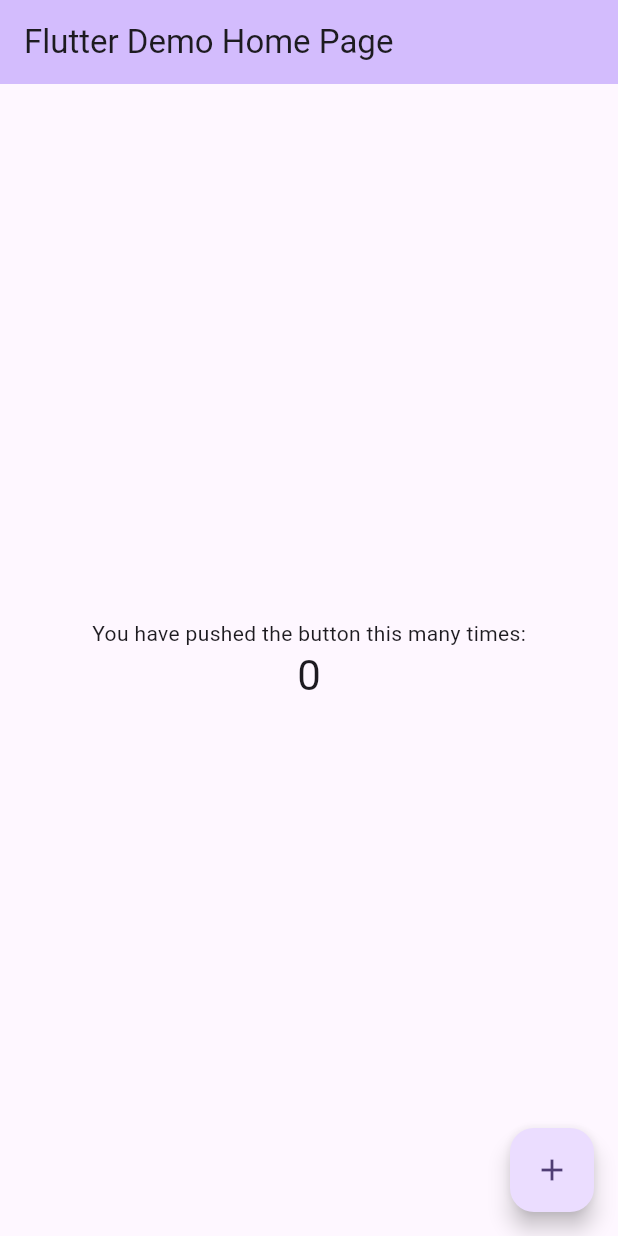
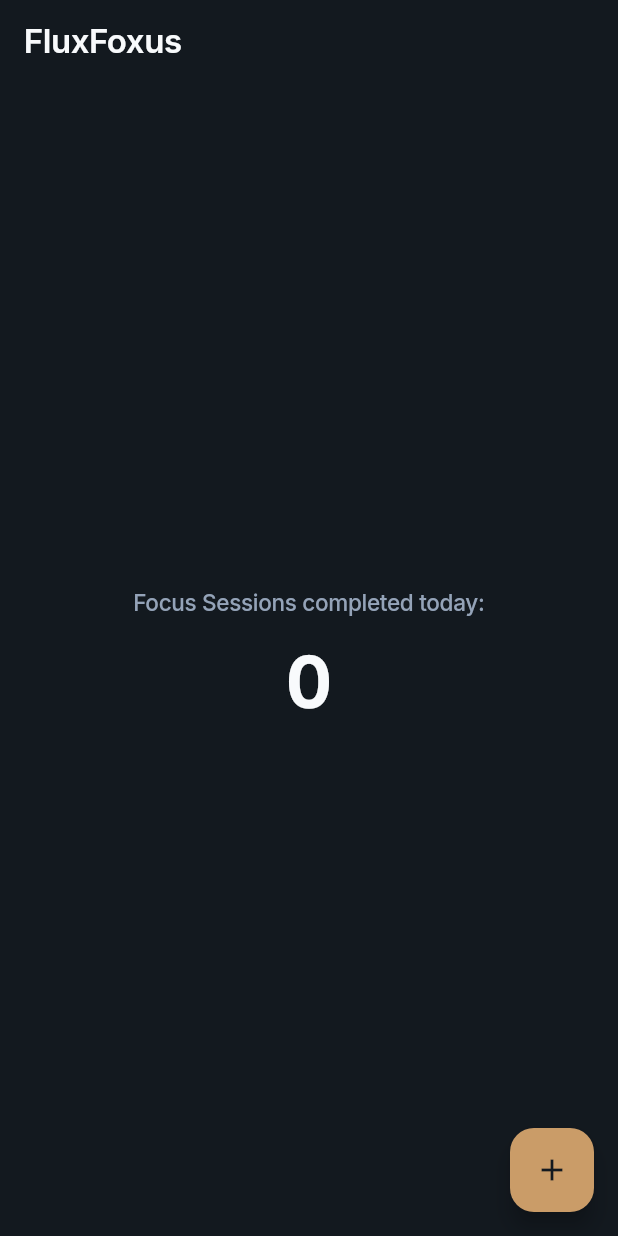
Before and after one commit to Arid-P/The_Flux, a Flutter app: the screen it shows after launch, on a phone screen of 412 x 824 dp. Run offline on Flutter 3.47's test engine with Material 3 defaults, Android fonts, the light colour scheme and no system bars; our stand-ins replace flutter_riverpod, google_fonts.

Commit message:
feat(theme): implement Rustic Medley Design System, ThemeTokens, and dependencies in Flutter

```diff
--- /dev/null
+++ b/fluxfoxus/lib/core/theme/app_radius.dart
@@ -0,0 +1,23 @@
+import 'package:flutter/material.dart';
+
+/// Corner radius constants for FluxFoxus per `ui_design_system.md`.
+class AppRadius {
+  AppRadius._();
+
+  static const double card = 8.0;
+  static const double flipClockCard = 16.0;
+  static const double modalTop = 20.0;
+  static const double pill = 28.0;
+  static const double smallPill = 6.0;
+  static const double badge = 4.0;
+  static const double appIcon = 10.0;
+  static const double widget = 16.0;
+
+  static const BorderRadius cardRadius = BorderRadius.all(Radius.circular(card));
+  static const BorderRadius flipClockRadius = BorderRadius.all(Radius.circular(flipClockCard));
+  static const BorderRadius pillRadius = BorderRadius.all(Radius.circular(pill));
+  static const BorderRadius smallPillRadius = BorderRadius.all(Radius.circular(smallPill));
+  static const BorderRadius badgeRadius = BorderRadius.all(Radius.circular(badge));
+  static const BorderRadius appIconRadius = BorderRadius.all(Radius.circular(appIcon));
+  static const BorderRadius modalTopRadius = BorderRadius.vertical(top: Radius.circular(modalTop));
+}
--- /dev/null
+++ b/fluxfoxus/lib/core/theme/app_spacing.dart
@@ -0,0 +1,29 @@
+import 'package:flutter/material.dart';
+
+/// Spacing constants for FluxFoxus.
+/// Built on a rigid 4px base grid per `ui_design_system.md`.
+class AppSpacing {
+  AppSpacing._();
+
+  static const double xxs = 2.0;
+  static const double xs = 4.0;
+  static const double s = 8.0;
+  static const double m = 12.0;
+  static const double l = 16.0;
+  static const double xl = 20.0;
+  static const double xxl = 24.0;
+  static const double xxxl = 32.0;
+  static const double huge = 40.0;
+  static const double massive = 48.0;
+
+  /// Standard horizontal screen padding (20px)
+  static const double screenHorizontal = 20.0;
+  static const EdgeInsets screenPadding = EdgeInsets.symmetric(horizontal: screenHorizontal);
+
+  /// Standard card internal padding (16px)
+  static const double cardInternal = 16.0;
+  static const EdgeInsets cardPadding = EdgeInsets.all(cardInternal);
+
+  /// Height of the floating bottom navigation bar (72px)
+  static const double bottomNavHeight = 72.0;
+}
--- /dev/null
+++ b/fluxfoxus/lib/core/theme/app_theme.dart
@@ -0,0 +1,115 @@
+import 'package:flutter/material.dart';
+import 'package:flutter/services.dart';
+import 'package:google_fonts/google_fonts.dart';
+import 'theme_tokens.dart';
+import 'app_typography.dart';
+import 'app_radius.dart';
+
+/// AppTheme builds the locked dark-only ThemeData for FluxFoxus
+/// adhering strictly to `ui_design_system.md` and `ff_design_override.md`.
+class AppTheme {
+  AppTheme._();
+
+  static ThemeData get darkTheme {
+    return ThemeData(
+      useMaterial3: true,
+      brightness: Brightness.dark,
+      scaffoldBackgroundColor: ThemeTokens.background,
+      canvasColor: ThemeTokens.surface,
+      primaryColor: ThemeTokens.primary,
+
+      colorScheme: const ColorScheme.dark(
+        primary: ThemeTokens.primary,
+        onPrimary: ThemeTokens.background,
+        secondary: ThemeTokens.accent,
+        onSecondary: ThemeTokens.background,
+        surface: ThemeTokens.surface,
+        onSurface: ThemeTokens.textPrimary,
+        error: ThemeTokens.danger,
+        onError: ThemeTokens.textPrimary,
+        outline: ThemeTokens.border,
+      ),
+
+      // Flat 2D card surfaces with 1px border and 0 elevation
+      cardTheme: const CardThemeData(
+        color: ThemeTokens.surface,
+        elevation: 0,
+        margin: EdgeInsets.zero,
+        shape: RoundedRectangleBorder(
+          borderRadius: AppRadius.cardRadius,
+          side: BorderSide(color: ThemeTokens.border, width: 1.0),
+        ),
+      ),
+
+      // App bar theme
+      appBarTheme: AppBarTheme(
+        backgroundColor: ThemeTokens.background,
+        elevation: 0,
+        scrolledUnderElevation: 0,
+        systemOverlayStyle: SystemUiOverlayStyle.light.copyWith(
+          statusBarColor: Colors.transparent,
+          systemNavigationBarColor: ThemeTokens.background,
+        ),
+        titleTextStyle: AppTypography.heading1(),
+      ),
+
+      // Full-pill primary buttons
+      elevatedButtonTheme: ElevatedButtonThemeData(
+        style: ElevatedButton.styleFrom(
+          backgroundColor: ThemeTokens.primary,
+          foregroundColor: ThemeTokens.background,
+          elevation: 0,
+          shape: const StadiumBorder(),
+          padding: const EdgeInsets.symmetric(vertical: 16.0, horizontal: 24.0),
+          textStyle: GoogleFonts.inter(
+            fontSize: 16.0,
+            fontWeight: FontWeight.w600,
+          ),
+        ),
+      ),
+
+      // Outline secondary buttons
+      outlinedButtonTheme: OutlinedButtonThemeData(
+        style: OutlinedButton.styleFrom(
+          foregroundColor: ThemeTokens.textPrimary,
+          side: const BorderSide(color: ThemeTokens.accent, width: 1.5),
+          shape: const StadiumBorder(),
+          padding: const EdgeInsets.symmetric(vertical: 12.0, horizontal: 20.0),
+          textStyle: GoogleFonts.inter(
+            fontSize: 14.0,
+            fontWeight: FontWeight.w600,
+          ),
+        ),
+      ),
+
+      // Bottom sheets
+      bottomSheetTheme: const BottomSheetThemeData(
+        backgroundColor: ThemeTokens.surface,
+        elevation: 0,
+        shape: RoundedRectangleBorder(
+          borderRadius: AppRadius.modalTopRadius,
+        ),
+      ),
+
+      // Dividers
+      dividerTheme: const DividerThemeData(
+        color: ThemeTokens.border,
+        thickness: 1.0,
+        space: 1.0,
+      ),
+
+      // Text Theme with Inter font family
+      textTheme: TextTheme(
+        displayLarge: AppTypography.display(fontSize: 48),
+        displayMedium: AppTypography.display(fontSize: 36),
+        displaySmall: AppTypography.display(fontSize: 28),
+        headlineLarge: AppTypography.heading1(),
+        headlineMedium: AppTypography.heading2(),
+        headlineSmall: AppTypography.heading3(),
+        bodyLarge: AppTypography.body(),
+        bodyMedium: AppTypography.caption(),
+        labelSmall: AppTypography.micro(),
+      ),
+    );
+  }
+}
--- /dev/null
+++ b/fluxfoxus/lib/core/theme/app_typography.dart
@@ -0,0 +1,90 @@
+import 'package:flutter/material.dart';
+import 'package:google_fonts/google_fonts.dart';
+import 'theme_tokens.dart';
+
+/// Typography system for FluxFoxus.
+/// Strictly implements the scale and font rules defined in `ui_design_system.md`.
+class AppTypography {
+  AppTypography._();
+
+  /// 48px - 72px, bold, tabular numbers. Used for mechanical flip clock and hero digits.
+  static TextStyle display({Color color = ThemeTokens.textPrimary, double fontSize = 48.0}) {
+    return GoogleFonts.inter(
+      fontSize: fontSize,
+      fontWeight: FontWeight.w700,
+      letterSpacing: -0.5,
+      color: color,
+      fontFeatures: const [FontFeature.tabularFigures()],
+    );
+  }
+
+  /// 22px, semi-bold. Screen titles, major section headers.
+  static TextStyle heading1({Color color = ThemeTokens.textPrimary}) {
+    return GoogleFonts.inter(
+      fontSize: 22.0,
+      fontWeight: FontWeight.w600,
+      letterSpacing: -0.3,
+      color: color,
+    );
+  }
+
+  /// 18px, semi-bold. Card titles, bottom sheet titles.
+  static TextStyle heading2({Color color = ThemeTokens.textPrimary}) {
+    return GoogleFonts.inter(
+      fontSize: 18.0,
+      fontWeight: FontWeight.w600,
+      letterSpacing: -0.2,
+      color: color,
+    );
+  }
+
+  /// 16px, semi-bold. App names, session titles, dialog actions.
+  static TextStyle heading3({Color color = ThemeTokens.textPrimary}) {
+    return GoogleFonts.inter(
+      fontSize: 16.0,
+      fontWeight: FontWeight.w600,
+      letterSpacing: -0.1,
+      color: color,
+    );
+  }
+
+  /// 15px, medium. Body text, descriptions, list rows.
+  static TextStyle body({Color color = ThemeTokens.textPrimary}) {
+    return GoogleFonts.inter(
+      fontSize: 15.0,
+      fontWeight: FontWeight.w500,
+      letterSpacing: -0.2,
+      color: color,
+    );
+  }
+
+  /// 13px, semi-bold, 0.8px tracking. Section headers, uppercase labels.
+  static TextStyle label({Color color = ThemeTokens.textMuted}) {
+    return GoogleFonts.inter(
+      fontSize: 13.0,
+      fontWeight: FontWeight.w600,
+      letterSpacing: 0.8,
+      color: color,
+    );
+  }
+
+  /// 12px, medium. Sub-labels, timestamps, status badges.
+  static TextStyle caption({Color color = ThemeTokens.textMuted}) {
+    return GoogleFonts.inter(
+      fontSize: 12.0,
+      fontWeight: FontWeight.w500,
+      letterSpacing: 0.0,
+      color: color,
+    );
+  }
+
+  /// 11px, medium. Pill labels, micro counters, unit badges.
+  static TextStyle micro({Color color = ThemeTokens.textMuted}) {
+    return GoogleFonts.inter(
+      fontSize: 11.0,
+      fontWeight: FontWeight.w500,
+      letterSpacing: 0.2,
+      color: color,
+    );
+  }
+}
--- /dev/null
+++ b/fluxfoxus/lib/core/theme/theme.dart
@@ -0,0 +1,5 @@
+export 'theme_tokens.dart';
+export 'app_typography.dart';
+export 'app_spacing.dart';
+export 'app_radius.dart';
+export 'app_theme.dart';
--- /dev/null
+++ b/fluxfoxus/lib/core/theme/theme_tokens.dart
@@ -0,0 +1,63 @@
+import 'package:flutter/material.dart';
+
+/// Centralized token definitions for FluxFoxus (FF).
+/// Strictly implements the **Rustic Medley** palette override
+/// defined in `ff_design_override.md`.
+class ThemeTokens {
+  ThemeTokens._();
+
+  // ---------------------------------------------------------------------------
+  // Core UI Palette (Rustic Medley)
+  // ---------------------------------------------------------------------------
+  /// #13191F — River Styx. Main app background.
+  static const Color background = Color(0xFF13191F);
+
+  /// #2B2F2E — Carbon Fibre. Cards, sheets, modals, surfaces.
+  static const Color surface = Color(0xFF2B2F2E);
+
+  /// #232726 — Elevated Carbon. Subtle elevation surface / distracting category.
+  static const Color surfaceElevated = Color(0xFF232726);
+
+  /// #594C3D — Afternoon Tea. Card borders, dividers, subtle outlines.
+  static const Color border = Color(0xFF594C3D);
+
+  /// #906D4B — Tanned Wood. Secondary UI elements, break timer display, sub-labels.
+  static const Color accent = Color(0xFF906D4B);
+
+  /// #CA9C68 — Amber Autumn. Primary actions, start/stop buttons, active states,
+  /// and the mechanical split seam line of the flip-clock.
+  static const Color primary = Color(0xFFCA9C68);
+
+  /// #F8FAFC — Ghost White. High-contrast primary text and active numerals.
+  static const Color textPrimary = Color(0xFFF8FAFC);
+
+  /// #94A3B8 — Muted Slate Grey. Labels, subtitles, secondary captions, disabled state.
+  static const Color textMuted = Color(0xFF94A3B8);
+
+  // ---------------------------------------------------------------------------
+  // Semantic Colors
+  // ---------------------------------------------------------------------------
+  /// #EF4444 — Destructive actions, streak reset warning.
+  static const Color danger = Color(0xFFEF4444);
+
+  /// #CA9C68 — Streak display, active focus caution states.
+  static const Color warning = Color(0xFFCA9C68);
+
+  /// #4E7D56 — Completed sessions, positive focus status.
+  static const Color success = Color(0xFF4E7D56);
+
+  // ---------------------------------------------------------------------------
+  // Category Palette (Rustic Medley Aligned)
+  // ---------------------------------------------------------------------------
+  /// Productive category (Olive / Forest Muted Green)
+  static const Color categoryProductive = Color(0xFF4E7D56);
+
+  /// Semi-Productive category (Tanned Wood)
+  static const Color categorySemiProductive = Color(0xFF906D4B);
+
+  /// Distracting category (Dark Carbon Slate)
+  static const Color categoryDistracting = Color(0xFF232726);
+
+  /// Others category (Neutral Slate Grey)
+  static const Color categoryOthers = Color(0xFF94A3B8);
+}
--- a/fluxfoxus/lib/main.dart
+++ b/fluxfoxus/lib/main.dart
@@ -1,51 +1,34 @@
 import 'package:flutter/material.dart';
+import 'package:flutter_riverpod/flutter_riverpod.dart';
+import 'core/theme/theme.dart';
 
 void main() {
-  runApp(const MyApp());
+  WidgetsFlutterBinding.ensureInitialized();
+  runApp(
+    const ProviderScope(
+      child: MyApp(),
+    ),
+  );
 }
 
 class MyApp extends StatelessWidget {
   const MyApp({super.key});
 
-  // This widget is the root of your application.
   @override
   Widget build(BuildContext context) {
     return MaterialApp(
-      title: 'Flutter Demo',
-      theme: ThemeData(
-        // This is the theme of your application.
-        //
-        // TRY THIS: Try running your application with "flutter run". You'll see
-        // the application has a purple toolbar. Then, without quitting the app,
-        // try changing the seedColor in the colorScheme below to Colors.green
-        // and then invoke "hot reload" (save your changes or press the "hot
-        // reload" button in a Flutter-supported IDE, or press "r" if you used
-        // the command line to start the app).
-        //
-        // Notice that the counter didn't reset back to zero; the application
-        // state is not lost during the reload. To reset the state, use hot
-        // restart instead.
-        //
-        // This works for code too, not just values: Most code changes can be
-        // tested with just a hot reload.
-        colorScheme: .fromSeed(seedColor: Colors.deepPurple),
-      ),
-      home: const MyHomePage(title: 'Flutter Demo Home Page'),
+      title: 'FluxFoxus',
+      debugShowCheckedModeBanner: false,
+      theme: AppTheme.darkTheme,
+      darkTheme: AppTheme.darkTheme,
+      themeMode: ThemeMode.dark,
+      home: const MyHomePage(title: 'FluxFoxus'),
     );
   }
 }
 
 class MyHomePage extends StatefulWidget {
   const MyHomePage({super.key, required this.title});
-
-  // This widget is the home page of your application. It is stateful, meaning
-  // that it has a State object (defined below) that contains fields that affect
-  // how it looks.
-
-  // This class is the configuration for the state. It holds the values (in this
-  // case the title) provided by the parent (in this case the App widget) and
-  // used by the build method of the State. Fields in a Widget subclass are
-  // always marked "final".
 
   final String title;
 
@@ -58,56 +41,28 @@ class _MyHomePageState extends State<MyHomePage> {
 
   void _incrementCounter() {
     setState(() {
-      // This call to setState tells the Flutter framework that something has
-      // changed in this State, which causes it to rerun the build method below
-      // so that the display can reflect the updated values. If we changed
-      // _counter without calling setState(), then the build method would not be
-      // called again, and so nothing would appear to happen.
       _counter++;
     });
   }
 
   @override
   Widget build(BuildContext context) {
-    // This method is rerun every time setState is called, for instance as done
-    // by the _incrementCounter method above.
-    //
-    // The Flutter framework has been optimized to make rerunning build methods
-    // fast, so that you can just rebuild anything that needs updating rather
-    // than having to individually change instances of widgets.
     return Scaffold(
       appBar: AppBar(
-        // TRY THIS: Try changing the color here to a specific color (to
-        // Colors.amber, perhaps?) and trigger a hot reload to see the AppBar
-        // change color while the other colors stay the same.
-        backgroundColor: Theme.of(context).colorScheme.inversePrimary,
-        // Here we take the value from the MyHomePage object that was created by
-        // the App.build method, and use it to set our appbar title.
         title: Text(widget.title),
       ),
       body: Center(
-        // Center is a layout widget. It takes a single child and positions it
-        // in the middle of the parent.
         child: Column(
-          // Column is also a layout widget. It takes a list of children and
-          // arranges them vertically. By default, it sizes itself to fit its
-          // children horizontally, and tries to be as tall as its parent.
-          //
-          // Column has various properties to control how it sizes itself and
-          // how it positions its children. Here we use mainAxisAlignment to
-          // center the children vertically; the main axis here is the vertical
-          // axis because Columns are vertical (the cross axis would be
-          // horizontal).
-          //
-          // TRY THIS: Invoke "debug painting" (choose the "Toggle Debug Paint"
-          // action in the IDE, or press "p" in the console), to see the
-          // wireframe for each widget.
-          mainAxisAlignment: .center,
-          children: [
-            const Text('You have pushed the button this many times:'),
+          mainAxisAlignment: MainAxisAlignment.center,
+          children: <Widget>[
+            Text(
+              'Focus Sessions completed today:',
+              style: AppTypography.body(color: ThemeTokens.textMuted),
+            ),
+            const SizedBox(height: AppSpacing.s),
             Text(
               '$_counter',
-              style: Theme.of(context).textTheme.headlineMedium,
+              style: AppTypography.display(),
             ),
           ],
         ),
@@ -115,6 +70,8 @@ class _MyHomePageState extends State<MyHomePage> {
       floatingActionButton: FloatingActionButton(
         onPressed: _incrementCounter,
         tooltip: 'Increment',
+        backgroundColor: ThemeTokens.primary,
+        foregroundColor: ThemeTokens.background,
         child: const Icon(Icons.add),
       ),
     );
```
Also changed, not shown: fluxfoxus/pubspec.yaml (+14 -0 lines), fluxfoxus/pubspec.lock, 9 other files.
